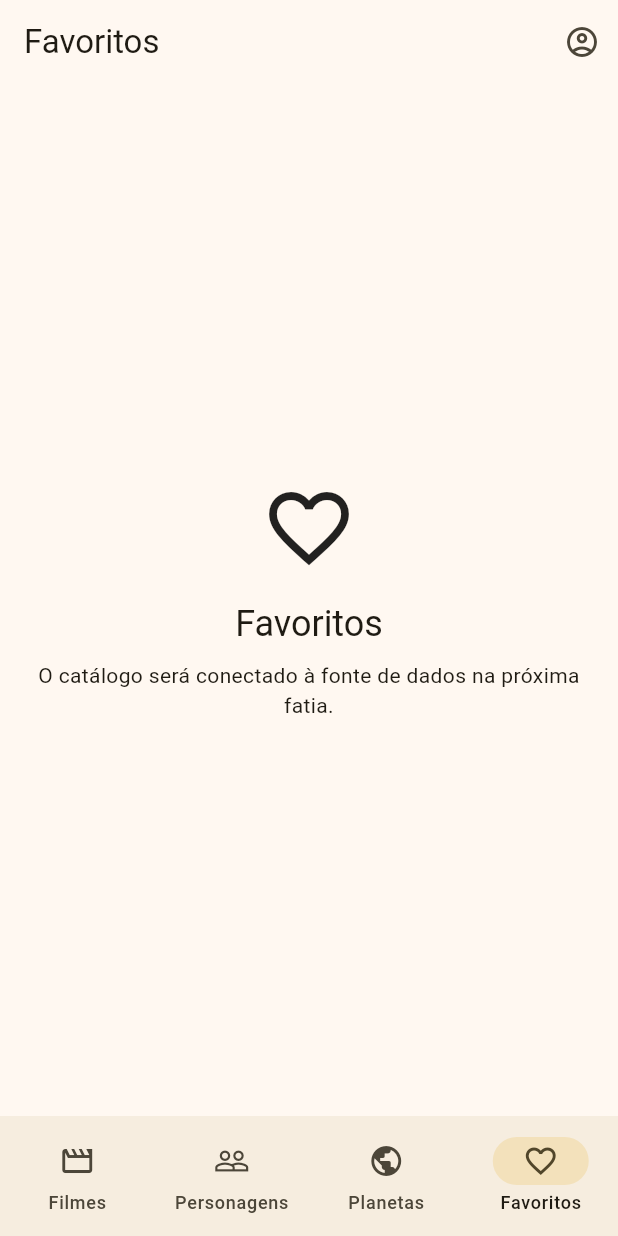
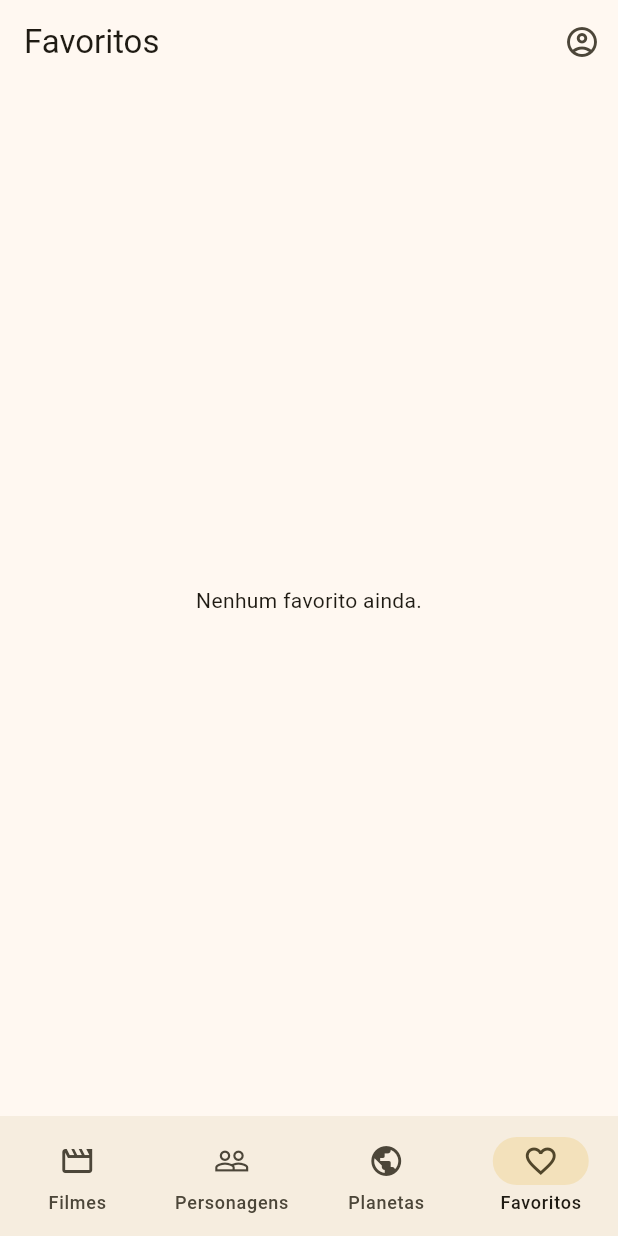
Before and after one commit to Sergio-Silva-Sousa/swapi, a Flutter app: the MainNavigationScreen screen opened directly, item 4 of the bottom bar chosen, on a phone screen of 412 x 824 dp. Run offline on Flutter 3.47's test engine with Material 3 defaults, Android fonts, the phone set to English and light mode, and no system bars; our stand-ins replace dio, drift, flutter_riverpod, flutter_secure_storage, go_router; missing offline and left inert: cryptography; accounts and stored records are empty; network calls fail.

Commit message:
feat: favorite

```diff
--- a/lib/features/auth/presentation/main_navigation_screen.dart
+++ b/lib/features/auth/presentation/main_navigation_screen.dart
@@ -4,6 +4,7 @@ import 'package:go_router/go_router.dart';
 import 'package:swapo/features/films/presentation/films_screen.dart';
 import 'package:swapo/features/people/presentation/people_screen.dart';
 import 'package:swapo/features/planets/presentation/planets_screen.dart';
+import 'package:swapo/features/favorites/presentation/favorites_screen.dart';
 
 class MainNavigationScreen extends StatefulWidget {
   const MainNavigationScreen({super.key});
@@ -36,27 +37,13 @@ class _MainNavigationScreenState extends State<MainNavigationScreen> {
           ),
         ],
       ),
-      body: _index == 0 ? const FilmsScreen() : _index == 1 ? const PeopleScreen() : _index == 2 ? const PlanetsScreen() : Center(
-        child: Padding(
-          padding: const EdgeInsets.all(24),
-          child: Column(
-            mainAxisSize: MainAxisSize.min,
-            children: [
-              Icon(destination.icon, size: 64),
-              const SizedBox(height: 16),
-              Text(
-                destination.label,
-                style: Theme.of(context).textTheme.headlineSmall,
-              ),
-              const SizedBox(height: 8),
-              const Text(
-                'O catálogo será conectado à fonte de dados na próxima fatia.',
-                textAlign: TextAlign.center,
-              ),
-            ],
-          ),
-        ),
-      ),
+      body: _index == 0
+          ? const FilmsScreen()
+          : _index == 1
+              ? const PeopleScreen()
+              : _index == 2
+                  ? const PlanetsScreen()
+                  : const FavoritesScreen(),
       bottomNavigationBar: NavigationBar(
         selectedIndex: _index,
         onDestinationSelected: (index) => setState(() => _index = index),
--- /dev/null
+++ b/lib/features/favorites/data/favorite.dart
@@ -0,0 +1 @@
+class Favorite { const Favorite({required this.type,required this.itemId,required this.title}); final String type,title;final int itemId; }
--- /dev/null
+++ b/lib/features/favorites/data/favorites_repository.dart
@@ -0,0 +1,2 @@
+import 'dart:io';import 'package:drift/drift.dart';import 'package:drift/native.dart';import 'package:path_provider/path_provider.dart';import '../../../core/database/drift_executor_opener.dart';import 'favorite.dart';
+class FavoritesRepository { FavoritesRepository(this.e);final QueryExecutor e;var ready=false;static Future<FavoritesRepository> open()async{final d=await getApplicationSupportDirectory();final x=FavoritesRepository(NativeDatabase(File('${d.path}${Platform.pathSeparator}swapo.sqlite')));await x.init();return x;}Future<void> init()async{if(ready)return;await ensureDriftExecutorOpen(e);await e.runCustom('CREATE TABLE IF NOT EXISTS favorites (user_id INTEGER NOT NULL,type TEXT NOT NULL,item_id INTEGER NOT NULL,title TEXT NOT NULL,PRIMARY KEY(user_id,type,item_id))');ready=true;}Future<List<Favorite>> list(int userId)async{await init();final r=await e.runSelect('SELECT type,item_id,title FROM favorites WHERE user_id=? ORDER BY title',[userId]);return r.map((x)=>Favorite(type:x['type']! as String,itemId:x['item_id']! as int,title:x['title']! as String)).toList();}Future<void> toggle(int userId,Favorite f)async{await init();final exists=await e.runSelect('SELECT 1 FROM favorites WHERE user_id=? AND type=? AND item_id=?',[userId,f.type,f.itemId]);if(exists.isEmpty){await e.runInsert('INSERT INTO favorites(user_id,type,item_id,title) VALUES(?,?,?,?)',[userId,f.type,f.itemId,f.title]);}else{await e.runDelete('DELETE FROM favorites WHERE user_id=? AND type=? AND item_id=?',[userId,f.type,f.itemId]);}}}
--- /dev/null
+++ b/lib/features/favorites/presentation/favorites_screen.dart
@@ -0,0 +1,71 @@
+
+import 'package:flutter/material.dart';
+import 'package:flutter_riverpod/flutter_riverpod.dart';
+
+import '../../auth/presentation/auth_controller.dart';
+import '../data/favorite.dart';
+import '../data/favorites_repository.dart';
+
+final favoritesRepositoryProvider = Provider<FavoritesRepository>(
+  (ref) => throw UnimplementedError(),
+);
+
+final favoritesProvider = FutureProvider<List<Favorite>>((ref) {
+  final u = ref.watch(authControllerProvider).valueOrNull;
+
+  return u == null
+      ? Future.value([])
+      : ref.watch(favoritesRepositoryProvider).list(u.id);
+});
+
+class FavoritesScreen extends ConsumerWidget {
+  const FavoritesScreen({super.key});
+
+  @override
+  Widget build(BuildContext context, WidgetRef ref) {
+    final s = ref.watch(favoritesProvider);
+
+    return s.when(
+      loading: () => const Center(
+        child: CircularProgressIndicator(),
+      ),
+      error: (e, _) => Center(
+        child: Text('$e'),
+      ),
+      data: (items) {
+        if (items.isEmpty) {
+          return const Center(
+            child: Text('Nenhum favorito ainda.'),
+          );
+        }
+
+        return ListView(
+          children: items.map((f) {
+            return ListTile(
+              leading: const Icon(Icons.favorite),
+              title: Text(f.title),
+              subtitle: Text(f.type),
+              trailing: IconButton(
+                icon: const Icon(Icons.delete_outline),
+                onPressed: () {
+                  final u = ref
+                      .read(authControllerProvider)
+                      .valueOrNull;
+
+                  if (u != null) {
+                    ref
+                        .read(favoritesRepositoryProvider)
+                        .toggle(u.id, f)
+                        .then((_) {
+                          ref.invalidate(favoritesProvider);
+                        });
+                  }
+                },
+              ),
+            );
+          }).toList(),
+        );
+      },
+    );
+  }
+}
--- a/lib/features/films/presentation/films_screen.dart
+++ b/lib/features/films/presentation/films_screen.dart
@@ -3,6 +3,9 @@ import 'package:flutter_riverpod/flutter_riverpod.dart';
 
 import '../data/film.dart';
 import 'films_provider.dart';
+import '../../auth/presentation/auth_controller.dart';
+import '../../favorites/data/favorite.dart';
+import '../../favorites/presentation/favorites_screen.dart';
 
 class FilmsScreen extends ConsumerStatefulWidget {
   const FilmsScreen({super.key});
@@ -58,6 +61,7 @@ class _FilmsScreenState extends ConsumerState<FilmsScreen> {
             return ListTile(
               leading: CircleAvatar(child: Text('${film.episodeId}')),
               title: Text(film.title), subtitle: Text('${film.releaseDate.year} · ${film.director}'),
+              trailing: IconButton(icon: const Icon(Icons.favorite_border), tooltip: 'Favoritar', onPressed: () { final user = ref.read(authControllerProvider).valueOrNull; if (user != null) { ref.read(favoritesRepositoryProvider).toggle(user.id, Favorite(type: 'film', itemId: film.id, title: film.title)).then((_) => ref.invalidate(favoritesProvider)); } }),
               onTap: () => Navigator.of(context).push(MaterialPageRoute<void>(builder: (_) => FilmDetailScreen(film: film))),
             );
           })),
--- a/lib/main.dart
+++ b/lib/main.dart
@@ -17,11 +17,14 @@ import 'features/people/data/people_repository.dart';
 import 'features/people/presentation/people_screen.dart';
 import 'features/planets/data/planets_repository.dart';
 import 'features/planets/presentation/planets_screen.dart';
+import 'features/favorites/data/favorites_repository.dart';
+import 'features/favorites/presentation/favorites_screen.dart';
 
 Future<void> main() async {
   WidgetsFlutterBinding.ensureInitialized();
   final authRepository = await LocalAuthRepository.open();
   final cache = await ApiCacheDatabase.open();
+  final favoritesRepository = await FavoritesRepository.open();
   final apiClient = ApiClient(
     dio: Dio(),
     cache: cache,
@@ -34,6 +37,7 @@ Future<void> main() async {
         filmsRepositoryProvider.overrideWithValue(FilmsRepository(apiClient)),
         peopleRepositoryProvider.overrideWithValue(PeopleRepository(apiClient)),
         planetsRepositoryProvider.overrideWithValue(PlanetsRepository(apiClient)),
+        favoritesRepositoryProvider.overrideWithValue(favoritesRepository),
       ],
       child: const SwapoApp(),
     ),
```
Also changed, not shown: lib/features/people/presentation/people_screen.dart (+2 -1 lines), lib/features/planets/presentation/planets_screen.dart (+15 -0 lines), 1 other file.
